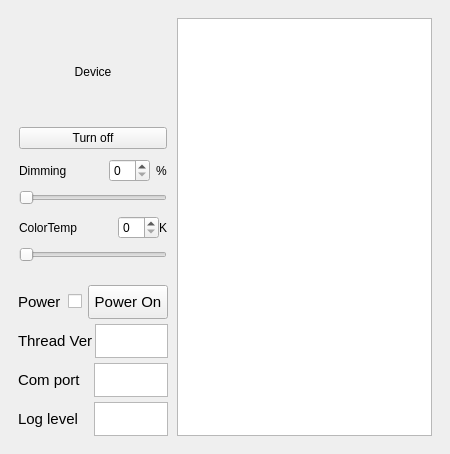
Qt form res/view/light.ui (Samsung/ioter) before a commit.
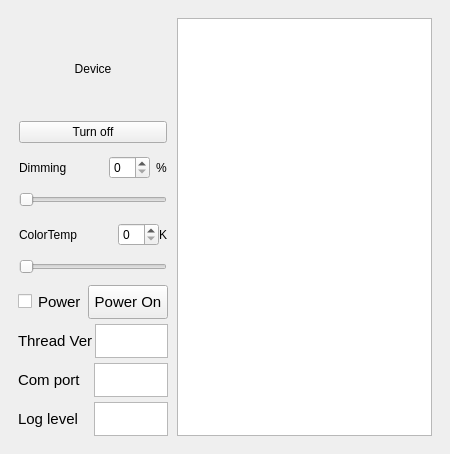
The same form after that commit.

What changed in the file:
```diff
--- a/res/view/light.ui
+++ b/res/view/light.ui
@@ -151,7 +151,7 @@
              <number>1</number>
             </property>
             <item>
-             <layout class="QVBoxLayout" name="verticalLayout_7" stretch="5,2,2">
+             <layout class="QVBoxLayout" name="verticalLayout_7" stretch="2,1,1">
               <property name="spacing">
                <number>3</number>
               </property>
@@ -332,19 +332,6 @@
               </item>
              </layout>
             </item>
-            <item>
-             <spacer name="horizontalSpacer">
-              <property name="orientation">
-               <enum>Qt::Horizontal</enum>
-              </property>
-              <property name="sizeHint" stdset="0">
-               <size>
-                <width>40</width>
-                <height>15</height>
-               </size>
-              </property>
-             </spacer>
-            </item>
            </layout>
           </widget>
           <widget class="QWidget" name="page_3"/>
@@ -361,19 +348,7 @@
              <number>1</number>
             </property>
             <item>
-             <layout class="QHBoxLayout" name="horizontalLayout_6" stretch="1,0,0">
-              <item>
-               <widget class="QLabel" name="labelPower">
-                <property name="font">
-                 <font>
-                  <pointsize>11</pointsize>
-                 </font>
-                </property>
-                <property name="text">
-                 <string>Power</string>
-                </property>
-               </widget>
-              </item>
+             <layout class="QHBoxLayout" name="horizontalLayout_6" stretch="0,0,1">
               <item>
                <widget class="QCheckBox" name="chkbox_auto">
                 <property name="toolTip">
@@ -397,6 +372,18 @@
                 </property>
                </spacer>
               </item>
+              <item>
+               <widget class="QLabel" name="labelPower">
+                <property name="font">
+                 <font>
+                  <pointsize>11</pointsize>
+                 </font>
+                </property>
+                <property name="text">
+                 <string>Power</string>
+                </property>
+               </widget>
+              </item>
              </layout>
             </item>
             <item>
```
